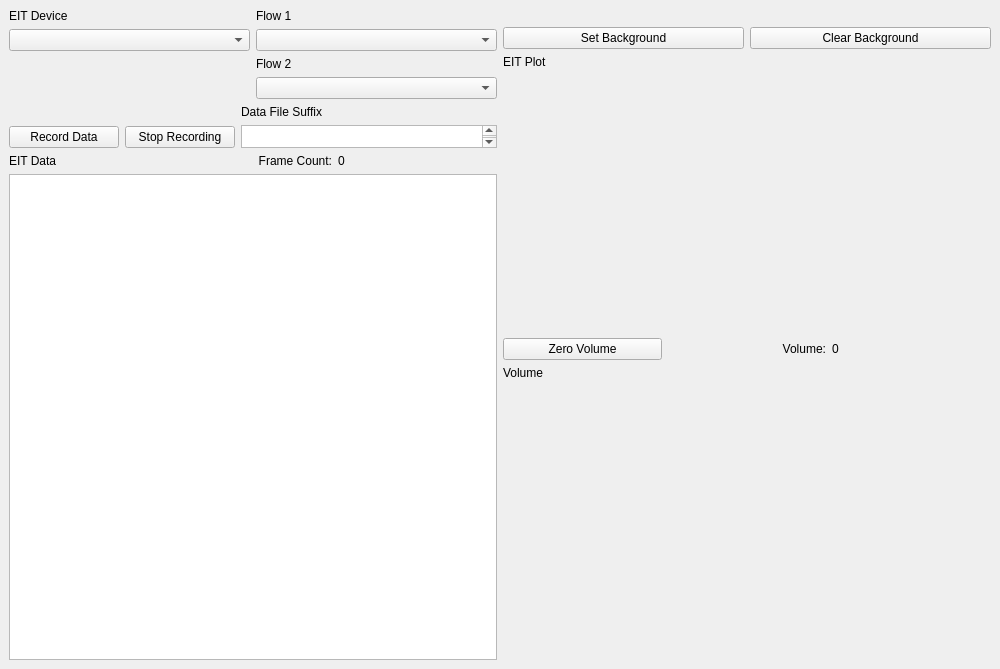
Old version of the form layout/eit_with_dual_flow.ui in the repository ABI-EIT/EIT_Data_Acquisition.
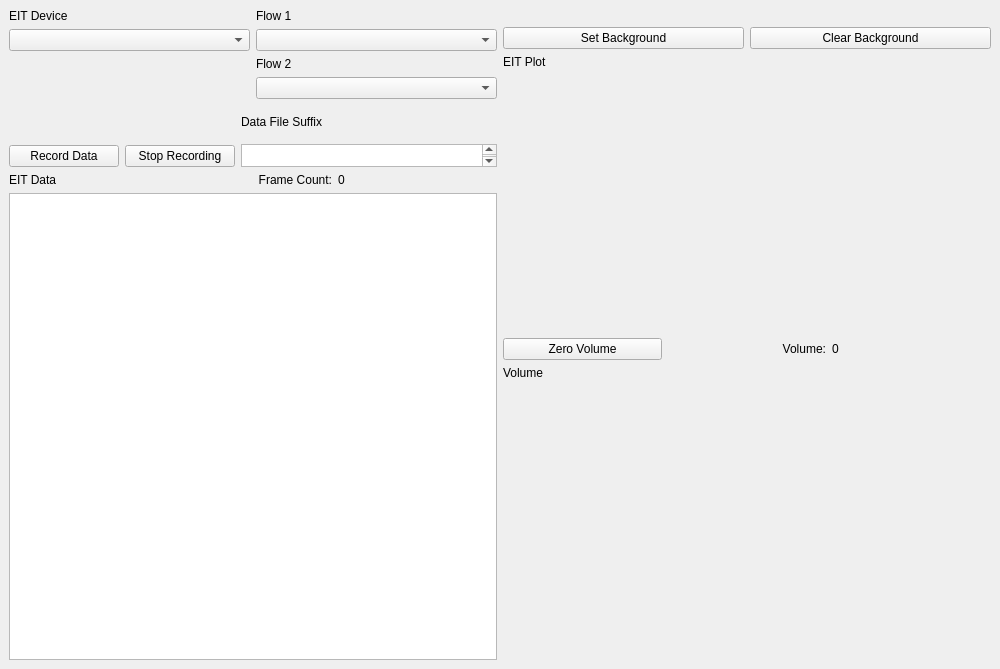
New version of the form.

Commit message: try this for suffix box

Patch:
```diff
--- a/layout/eit_with_dual_flow.ui
+++ b/layout/eit_with_dual_flow.ui
@@ -247,27 +247,22 @@
       <item>
        <layout class="QHBoxLayout" name="horizontalLayout_26">
         <item>
-         <layout class="QHBoxLayout" name="horizontalLayout_27">
+         <layout class="QVBoxLayout" name="verticalLayout_37">
           <item>
-           <layout class="QVBoxLayout" name="verticalLayout_31">
-            <item>
-             <widget class="QWidget" name="widget_10" native="true">
-              <property name="sizePolicy">
-               <sizepolicy hsizetype="Preferred" vsizetype="Ignored">
-                <horstretch>0</horstretch>
-                <verstretch>0</verstretch>
-               </sizepolicy>
-              </property>
-              <property name="minimumSize">
+           <spacer name="verticalSpacer_5">
+            <property name="orientation">
+             <enum>Qt::Vertical</enum>
+            </property>
+            <property name="sizeHint" stdset="0">
                <size>
-                <width>158</width>
-                <height>0</height>
-               </size>
-              </property>
-             </widget>
+              <width>20</width>
+              <height>40</height>
+             </size>
+            </property>
+           </spacer>
             </item>
             <item>
-             <layout class="QHBoxLayout" name="horizontalLayout_28">
+           <layout class="QHBoxLayout" name="horizontalLayout_33">
               <property name="sizeConstraint">
                <enum>QLayout::SetDefaultConstraint</enum>
               </property>
@@ -293,7 +288,7 @@
            </layout>
           </item>
           <item>
-           <layout class="QVBoxLayout" name="verticalLayout_32">
+         <layout class="QVBoxLayout" name="verticalLayout_38">
             <item>
              <widget class="QLabel" name="label_18">
               <property name="text">
@@ -304,9 +299,9 @@
             <item>
              <widget class="QTextEdit" name="dataFileSuffixTextEdit">
               <property name="sizePolicy">
-               <sizepolicy hsizetype="Preferred" vsizetype="Fixed">
+             <sizepolicy hsizetype="Preferred" vsizetype="MinimumExpanding">
                 <horstretch>0</horstretch>
-                <verstretch>0</verstretch>
+              <verstretch>1</verstretch>
                </sizepolicy>
               </property>
               <property name="minimumSize">
@@ -328,8 +323,6 @@
                </size>
               </property>
              </widget>
-            </item>
-           </layout>
           </item>
          </layout>
         </item>
```
Left out of the diff: 4 changed lines with no effect on the pictures. Lines whose indentation alone changed are shown as unchanged.
